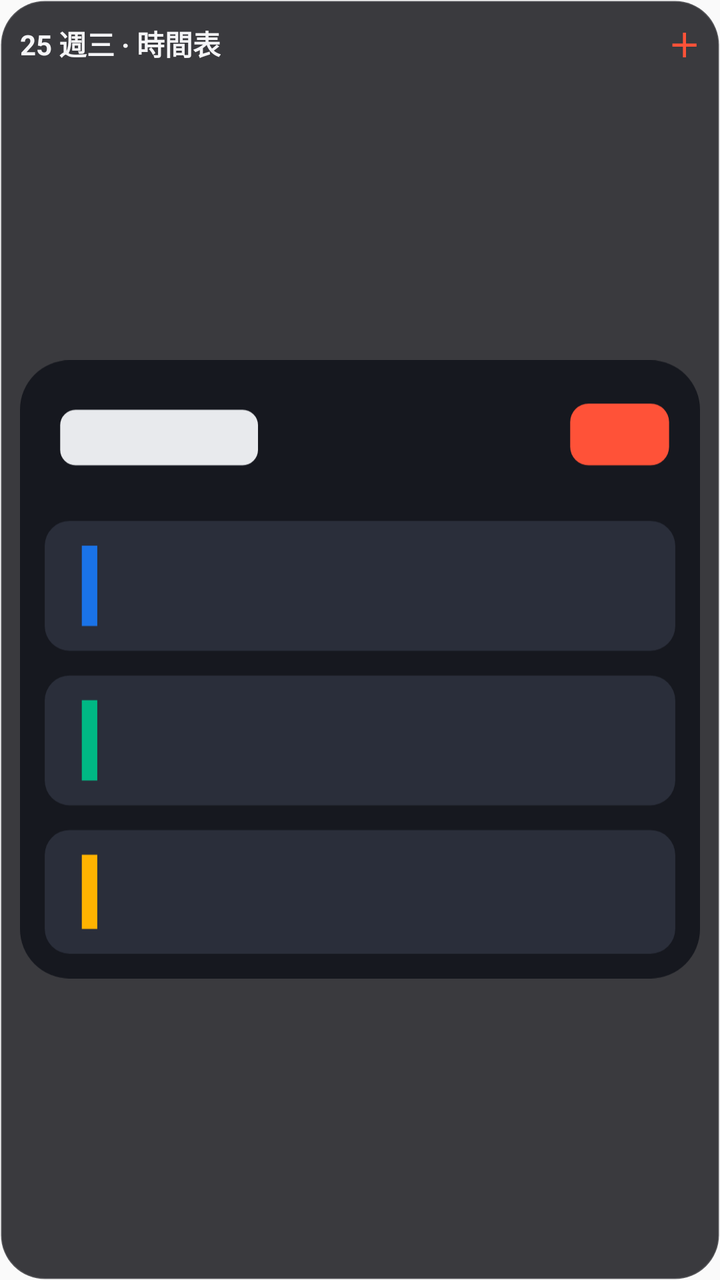
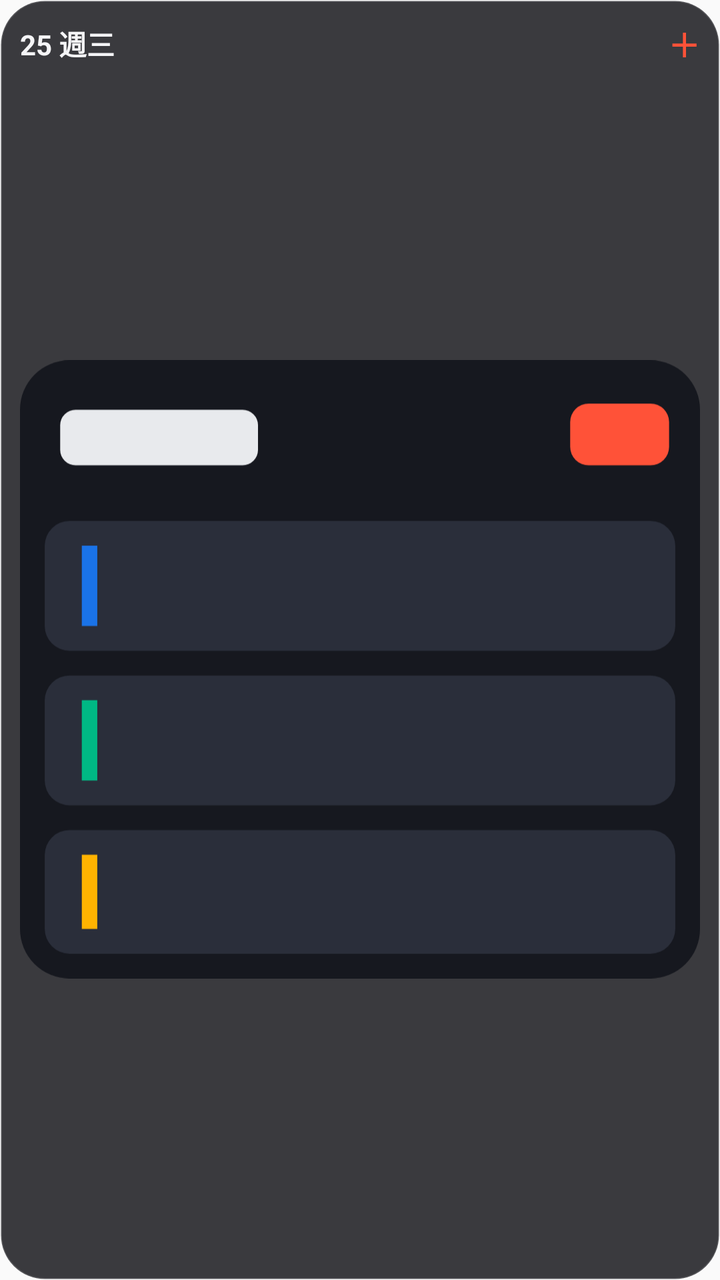

Compare the two renders of this Android layout. The source of the first and the diff that turns it into the second are given below.
<!-- AndroidManifest.xml: application theme Theme.DXCalendar -->
<!-- res/layout/widget_preview_google_schedule.xml -->
<?xml version="1.0" encoding="utf-8"?>
<LinearLayout xmlns:android="http://schemas.android.com/apk/res/android"
    android:layout_width="match_parent"
    android:layout_height="match_parent"
    android:background="@drawable/bg_widget_dark"
    android:orientation="vertical"
    android:padding="10dp">
    <LinearLayout
        android:layout_width="match_parent"
        android:layout_height="wrap_content"
        android:gravity="center_vertical"
        android:orientation="horizontal">
        <TextView android:layout_width="wrap_content" android:layout_height="wrap_content" android:text="25 週三 · 時間表" android:textColor="#FFF5F5F7" android:textSize="14sp" android:textStyle="bold" />
        <TextView android:layout_width="0dp" android:layout_height="1dp" android:layout_weight="1" />
        <TextView android:layout_width="wrap_content" android:layout_height="wrap_content" android:text="＋" android:textColor="#FFFF5238" android:textSize="16sp" android:textStyle="bold" />
    </LinearLayout>
    <ImageView
        android:layout_width="match_parent"
        android:layout_height="0dp"
        android:layout_marginTop="6dp"
        android:layout_weight="1"
        android:scaleType="fitCenter"
        android:src="@drawable/widget_preview_google_schedule" />
</LinearLayout>
<!-- resources referenced by this layout -->
<resources>
  <!-- drawable bg_widget_dark (drawable) -->
  <?xml version="1.0" encoding="utf-8"?>
  <shape xmlns:android="http://schemas.android.com/apk/res/android"
      android:shape="rectangle">
      <solid android:color="#D919191E" />
      <corners android:radius="22dp" />
      <stroke android:width="1dp" android:color="#26FFFFFF" />
  </shape>
  <!-- drawable widget_preview_google_schedule (drawable) -->
  <?xml version="1.0" encoding="utf-8"?>
  <vector xmlns:android="http://schemas.android.com/apk/res/android"
      android:width="220dp"
      android:height="200dp"
      android:viewportWidth="220"
      android:viewportHeight="200">
      <path android:fillColor="#16181F" android:pathData="M16,0h188a16,16 0 0 1 16,16v168a16,16 0 0 1 -16,16H16a16,16 0 0 1 -16,-16V16A16,16 0 0 1 16,0z" />
      <path android:fillColor="#E8EAED" android:pathData="M18,16h54a5,5 0 0 1 5,5v8a5,5 0 0 1 -5,5H18a5,5 0 0 1 -5,-5v-8a5,5 0 0 1 5,-5z" />
      <path android:fillColor="#FF5238" android:pathData="M184,14h20a6,6 0 0 1 6,6v8a6,6 0 0 1 -6,6h-20a6,6 0 0 1 -6,-6v-8a6,6 0 0 1 6,-6z" />
      <path android:fillColor="#2A2E3A" android:pathData="M16,52h188a8,8 0 0 1 8,8v26a8,8 0 0 1 -8,8H16a8,8 0 0 1 -8,-8V60a8,8 0 0 1 8,-8z" />
      <path android:fillColor="#1A73E8" android:pathData="M20,60h5v26h-5z" />
      <path android:fillColor="#2A2E3A" android:pathData="M16,102h188a8,8 0 0 1 8,8v26a8,8 0 0 1 -8,8H16a8,8 0 0 1 -8,-8v-26a8,8 0 0 1 8,-8z" />
      <path android:fillColor="#00B884" android:pathData="M20,110h5v26h-5z" />
      <path android:fillColor="#2A2E3A" android:pathData="M16,152h188a8,8 0 0 1 8,8v24a8,8 0 0 1 -8,8H16a8,8 0 0 1 -8,-8v-24a8,8 0 0 1 8,-8z" />
      <path android:fillColor="#FFB300" android:pathData="M20,160h5v24h-5z" />
  </vector>
  <style name="Theme.DXCalendar" parent="Theme.AppCompat.DayNight.NoActionBar">
          <item name="android:statusBarColor">@android:color/transparent</item>
          <item name="android:navigationBarColor">@android:color/transparent</item>
      </style>
</resources>

<!-- the commit's change to res/layout/widget_preview_google_schedule.xml (unified diff, before → after) -->
@@ -10,7 +10,7 @@
         android:layout_height="wrap_content"
         android:gravity="center_vertical"
         android:orientation="horizontal">
-        <TextView android:layout_width="wrap_content" android:layout_height="wrap_content" android:text="25 週三 · 時間表" android:textColor="#FFF5F5F7" android:textSize="14sp" android:textStyle="bold" />
+        <TextView android:layout_width="wrap_content" android:layout_height="wrap_content" android:text="25 週三" android:textColor="#FFF5F5F7" android:textSize="14sp" android:textStyle="bold" />
         <TextView android:layout_width="0dp" android:layout_height="1dp" android:layout_weight="1" />
         <TextView android:layout_width="wrap_content" android:layout_height="wrap_content" android:text="＋" android:textColor="#FFFF5238" android:textSize="16sp" android:textStyle="bold" />
     </LinearLayout>
